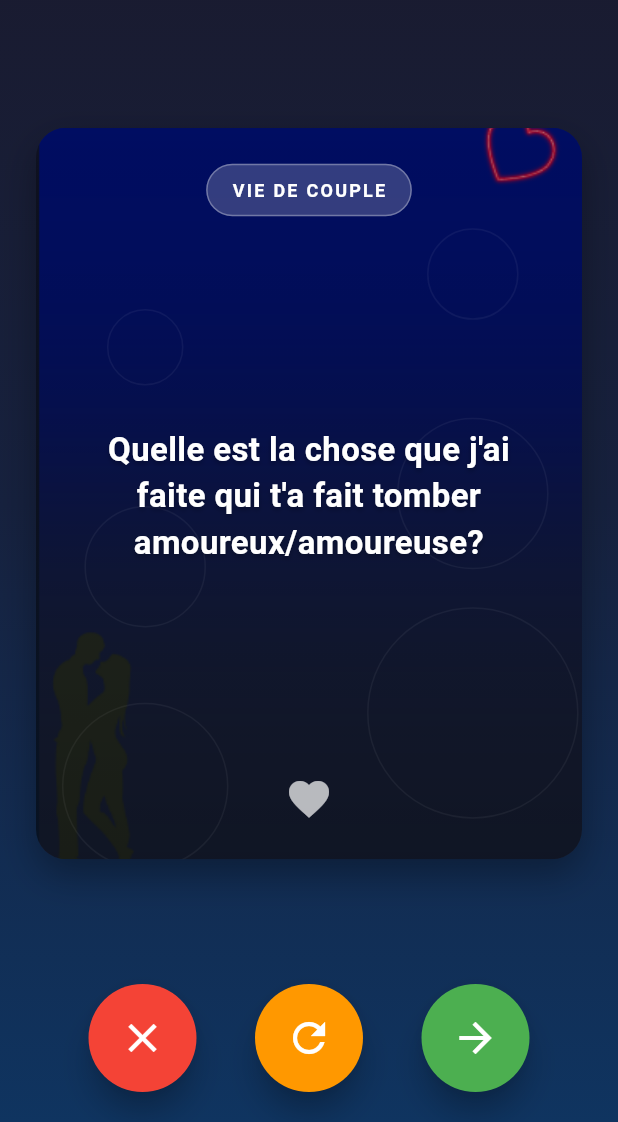
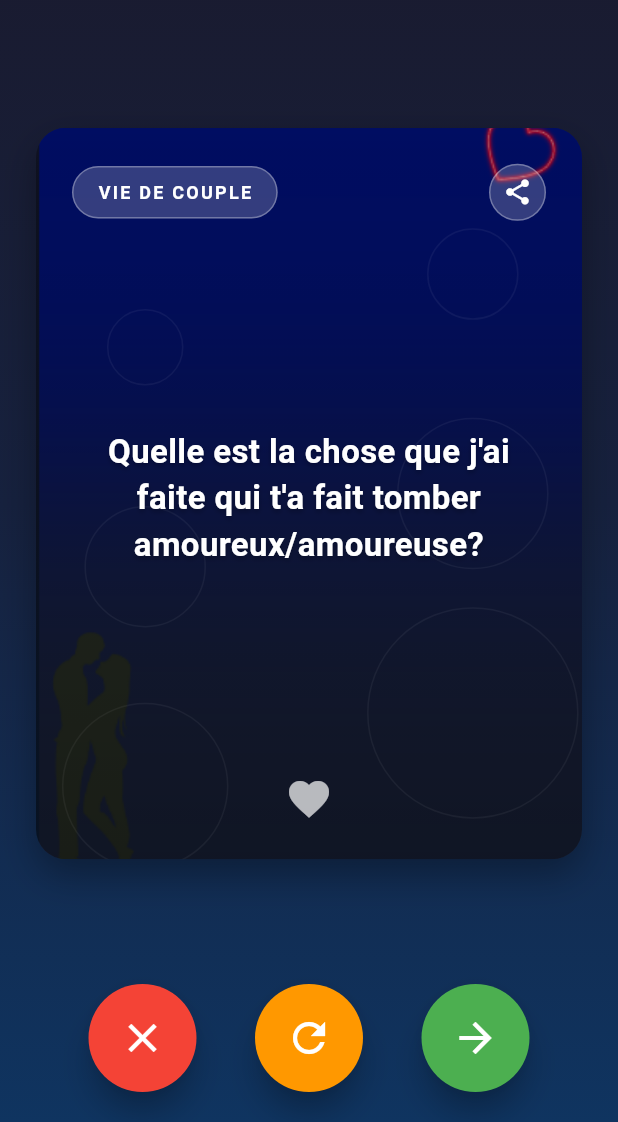
Before and after one commit to Jonathanlight/card_love_app, a Flutter app: the screen it shows after launch, after a tap on "COMMENCER LE JEU", on a phone screen of 412 x 824 dp, the part 114-1236 px from its top. Run offline on Flutter 3.47's test engine with Material 3 defaults, Android fonts, the light colour scheme and no system bars; drawn by our look-alikes of flutter_card_swiper; our stand-ins replace equatable, flutter_bloc, share_plus.

Commit message:
shared card

```diff
--- a/lib/screens/game_screen.dart
+++ b/lib/screens/game_screen.dart
@@ -1,6 +1,7 @@
 import 'package:flutter/material.dart';
 import 'package:flutter_bloc/flutter_bloc.dart';
 import 'package:flutter_card_swiper/flutter_card_swiper.dart';
+import 'package:share_plus/share_plus.dart';
 import '../bloc/game_cubit.dart';
 import '../bloc/game_state.dart';
 import '../models/card_model.dart';
@@ -35,6 +36,22 @@ class _GameScreenState extends State<GameScreen> {
       }
     });
     return true;
+  }
+
+  void _shareCard(GameCard card) {
+    final String shareText = '''
+${card.getCardTypeLabel().toUpperCase()}
+
+${card.question}
+
+---
+Partagé depuis Card Love 💕
+''';
+
+    Share.share(
+      shareText,
+      subject: 'Question Card Love',
+    );
   }
 
   @override
@@ -97,6 +114,11 @@ class _GameScreenState extends State<GameScreen> {
                             numberOfCardsDisplayed: 1,
                             backCardOffset: const Offset(0, 0),
                             padding: const EdgeInsets.all(24.0),
+                            duration: const Duration(milliseconds: 400),
+                            maxAngle: 50,
+                            threshold: 35,
+                            scale: 0.85,
+                            isLoop: false,
                             cardBuilder: (
                               context,
                               index,
@@ -107,6 +129,7 @@ class _GameScreenState extends State<GameScreen> {
                                 card: _displayCards[index],
                                 width: MediaQuery.of(context).size.width * 0.85,
                                 height: MediaQuery.of(context).size.height * 0.6,
+                                onShare: () => _shareCard(_displayCards[index]),
                               );
                             },
                           ),
--- a/lib/widgets/game_card_widget.dart
+++ b/lib/widgets/game_card_widget.dart
@@ -5,12 +5,14 @@ class GameCardWidget extends StatelessWidget {
   final GameCard card;
   final double width;
   final double height;
+  final VoidCallback? onShare;
 
   const GameCardWidget({
     super.key,
     required this.card,
     this.width = 300,
     this.height = 450,
+    this.onShare,
   });
 
   @override
@@ -81,7 +83,10 @@ class GameCardWidget extends StatelessWidget {
                 mainAxisAlignment: MainAxisAlignment.spaceBetween,
                 crossAxisAlignment: CrossAxisAlignment.center,
                 children: [
-                  // Card type label
+                  // Card type label and share button
+                  Row(
+                    mainAxisAlignment: MainAxisAlignment.spaceBetween,
+                    children: [
                       Container(
                         padding: const EdgeInsets.symmetric(
                           horizontal: 16,
@@ -104,6 +109,32 @@ class GameCardWidget extends StatelessWidget {
                             letterSpacing: 1.5,
                           ),
                         ),
+                      ),
+                      if (onShare != null)
+                        Material(
+                          color: Colors.transparent,
+                          child: InkWell(
+                            onTap: onShare,
+                            borderRadius: BorderRadius.circular(20),
+                            child: Container(
+                              padding: const EdgeInsets.all(8),
+                              decoration: BoxDecoration(
+                                color: Colors.white.withOpacity(0.2),
+                                borderRadius: BorderRadius.circular(20),
+                                border: Border.all(
+                                  color: Colors.white.withOpacity(0.3),
+                                  width: 1,
+                                ),
+                              ),
+                              child: const Icon(
+                                Icons.share,
+                                color: Colors.white,
+                                size: 20,
+                              ),
+                            ),
+                          ),
+                        ),
+                    ],
                   ),
                   // Question text
                   Expanded(
--- a/pubspec.yaml
+++ b/pubspec.yaml
@@ -41,6 +41,9 @@ dependencies:
 
   # Swipe animation
   flutter_card_swiper: ^7.0.1
+
+  # Share functionality
+  share_plus: ^10.1.2
 
 dev_dependencies:
   flutter_test:
```
Also changed, not shown: pubspec.lock, 11 other files. Lines whose indentation alone changed are shown as unchanged.
